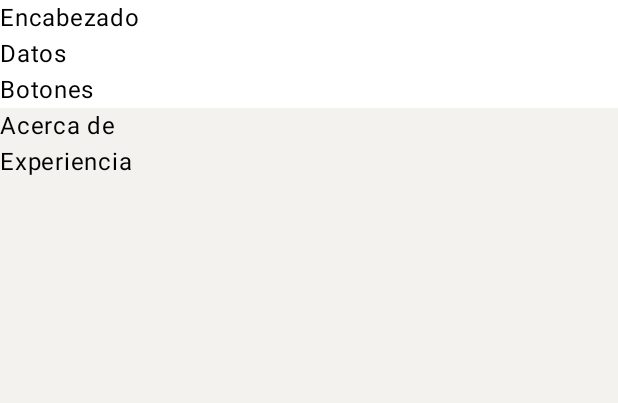
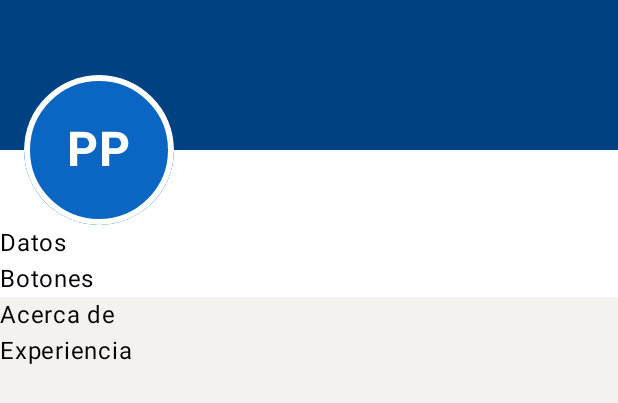
Before and after one commit to Nox4dr1/android-linkedin-UI, an Android app built with Jetpack Compose: the @Preview function PerfilScreenPreview, on a phone screen of 412 x 824 dp. Shown: the top 403 px of the screen. Run offline under Robolectric (Android 15) with nearby library versions, the phone set to English and light mode, and no system bars.

Commit message:
Perfil: banner y foto circular

```diff
--- a/app/src/main/java/com/example/android_linkedin_ui/ui/screens/PerfilScreen.kt
+++ b/app/src/main/java/com/example/android_linkedin_ui/ui/screens/PerfilScreen.kt
@@ -1,21 +1,32 @@
 package com.example.android_linkedin_ui.ui.screens
 
 import androidx.compose.foundation.background
+import androidx.compose.foundation.border
 import androidx.compose.foundation.layout.Box
 import androidx.compose.foundation.layout.Column
 import androidx.compose.foundation.layout.fillMaxSize
 import androidx.compose.foundation.layout.fillMaxWidth
+import androidx.compose.foundation.layout.height
+import androidx.compose.foundation.layout.padding
+import androidx.compose.foundation.layout.size
 import androidx.compose.foundation.rememberScrollState
+import androidx.compose.foundation.shape.CircleShape
 import androidx.compose.foundation.verticalScroll
 import androidx.compose.material3.Text
 import androidx.compose.runtime.Composable
 import androidx.compose.runtime.remember
 import androidx.compose.ui.Alignment
 import androidx.compose.ui.Modifier
+import androidx.compose.ui.draw.clip
 import androidx.compose.ui.graphics.Color
+import androidx.compose.ui.text.font.FontWeight
 import androidx.compose.ui.tooling.preview.Preview
+import androidx.compose.ui.unit.dp
+import androidx.compose.ui.unit.sp
 import com.example.android_linkedin_ui.ui.theme.AndroidlinkedinUITheme
 import com.example.android_linkedin_ui.ui.theme.LinkedInBackground
+import com.example.android_linkedin_ui.ui.theme.LinkedInBlue
+import com.example.android_linkedin_ui.ui.theme.LinkedInDarkBlue
 
 @Composable
 fun PerfilScreen(modifier: Modifier = Modifier) {
@@ -31,7 +42,7 @@ fun PerfilScreen(modifier: Modifier = Modifier) {
                 .fillMaxWidth()
                 .background(Color.White)
         ) {
-            Text("Encabezado")
+            EncabezadoPerfil()
             Text("Datos")
             Text("Botones")
         }
@@ -40,10 +51,37 @@ fun PerfilScreen(modifier: Modifier = Modifier) {
     }
 }
 
-    @Preview(showBackground = true)
-    @Composable
-    private fun PerfilScreenPreview() {
-        AndroidlinkedinUITheme {
-            PerfilScreen()
+//para el encabezado
+
+@Composable
+private fun EncabezadoPerfil() {
+    Box(modifier = Modifier.fillMaxWidth()) {
+        //esto para el banner
+        Box(
+            modifier = Modifier
+                .fillMaxWidth()
+                .height(100.dp)
+                .background(LinkedInDarkBlue)
+        )
+        //Para la foto del usuario
+        Box(
+            modifier = Modifier
+                .padding(start = 16.dp, top = 50.dp)
+                .size(100.dp)
+                .clip(CircleShape) //para hacer el circulo del perfil
+                .background(LinkedInBlue)
+                .border(4.dp, Color.White, CircleShape),
+            contentAlignment = Alignment.Center
+        ) {
+            Text("PP", color = Color.White, fontSize = 32.sp, fontWeight = FontWeight.Bold)
         }
     }
+}
+
+@Preview(showBackground = true)
+@Composable
+private fun PerfilScreenPreview() {
+    AndroidlinkedinUITheme {
+        PerfilScreen()
+    }
+}
```
